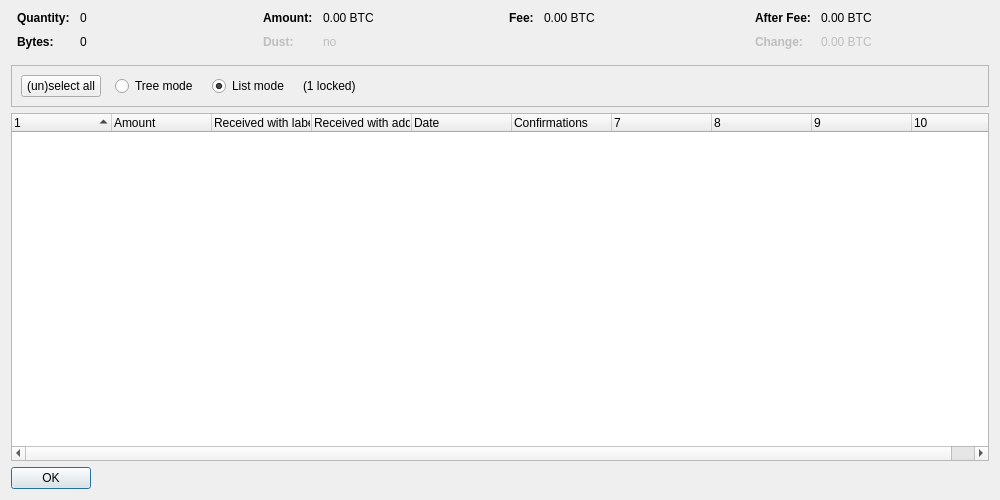
Before: the Qt Designer form src/qt/forms/coincontroldialog.ui in SvenKercher/dd4, drawn with Qt 5.
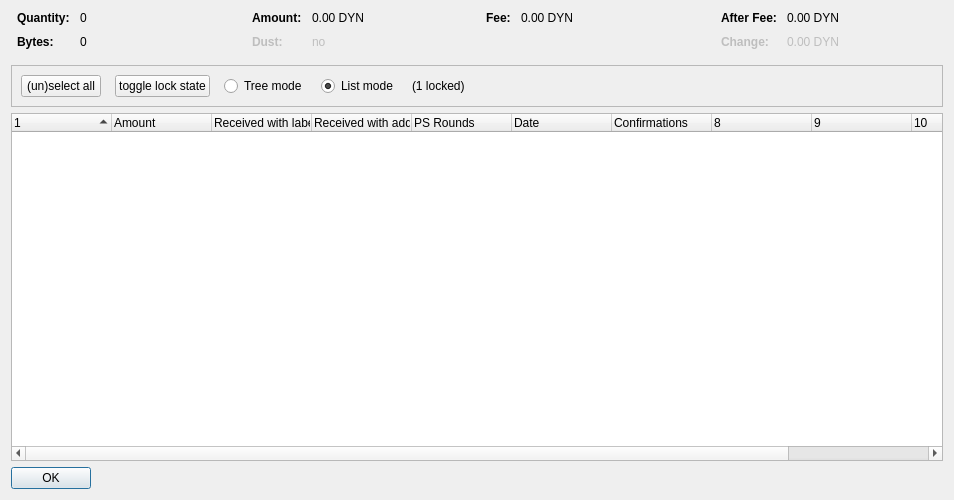
After: the same form once the commit is applied. Custom widgets are drawn as their Qt base class.

Patch:
```diff
--- a/src/qt/forms/coincontroldialog.ui
+++ b/src/qt/forms/coincontroldialog.ui
@@ -6,7 +6,7 @@
    <rect>
     <x>0</x>
     <y>0</y>
-    <width>1000</width>
+    <width>954</width>
     <height>500</height>
    </rect>
   </property>
@@ -132,7 +132,7 @@
           <enum>Qt::ActionsContextMenu</enum>
          </property>
          <property name="text">
-          <string notr="true">0.00 BTC</string>
+          <string notr="true">0.00 DYN</string>
          </property>
          <property name="textInteractionFlags">
           <set>Qt::LinksAccessibleByMouse|Qt::TextSelectableByKeyboard|Qt::TextSelectableByMouse</set>
@@ -212,7 +212,7 @@
           <enum>Qt::ActionsContextMenu</enum>
          </property>
          <property name="text">
-          <string notr="true">0.00 BTC</string>
+          <string notr="true">0.00 DYN</string>
          </property>
          <property name="textInteractionFlags">
           <set>Qt::LinksAccessibleByMouse|Qt::TextSelectableByKeyboard|Qt::TextSelectableByMouse</set>
@@ -257,7 +257,7 @@
           <enum>Qt::ActionsContextMenu</enum>
          </property>
          <property name="text">
-          <string notr="true">0.00 BTC</string>
+          <string notr="true">0.00 DYN</string>
          </property>
          <property name="textInteractionFlags">
           <set>Qt::LinksAccessibleByMouse|Qt::TextSelectableByKeyboard|Qt::TextSelectableByMouse</set>
@@ -292,7 +292,7 @@
           <enum>Qt::ActionsContextMenu</enum>
          </property>
          <property name="text">
-          <string notr="true">0.00 BTC</string>
+          <string notr="true">0.00 DYN</string>
          </property>
          <property name="textInteractionFlags">
           <set>Qt::LinksAccessibleByMouse|Qt::TextSelectableByKeyboard|Qt::TextSelectableByMouse</set>
@@ -319,7 +319,7 @@
      </property>
      <layout class="QHBoxLayout" name="horizontalLayout">
       <item>
-       <layout class="QHBoxLayout" name="horizontalLayoutPanel" stretch="0,0,0,0,0">
+       <layout class="QHBoxLayout" name="horizontalLayoutPanel" stretch="0,0,0,0,0,0">
         <property name="spacing">
          <number>14</number>
         </property>
@@ -339,6 +339,22 @@
           </property>
          </widget>
         </item>
+        <item>
+         <widget class="QPushButton" name="pushButtonToggleLock">
+          <property name="sizePolicy">
+           <sizepolicy hsizetype="Maximum" vsizetype="Fixed">
+            <horstretch>0</horstretch>
+            <verstretch>0</verstretch>
+           </sizepolicy>
+          </property>
+          <property name="text">
+           <string>toggle lock state</string>
+          </property>
+          <property name="autoDefault">
+           <bool>false</bool>
+          </property>
+         </widget>
+        </item>
         <item>
          <widget class="QRadioButton" name="radioTreeMode">
           <property name="sizePolicy">
@@ -402,7 +418,7 @@
       <bool>false</bool>
      </property>
      <property name="columnCount">
-      <number>10</number>
+      <number>11</number>
      </property>
      <attribute name="headerShowSortIndicator" stdset="0">
       <bool>true</bool>
@@ -430,6 +446,11 @@
        <string>Received with address</string>
       </property>
      </column>
+     <column>
+      <property name="text">
+       <string>PS Rounds</string>
+      </property>
+     </column>
      <column>
       <property name="text">
        <string>Date</string>
```
Left out of the diff: 4 changed lines with no effect on the pictures.
